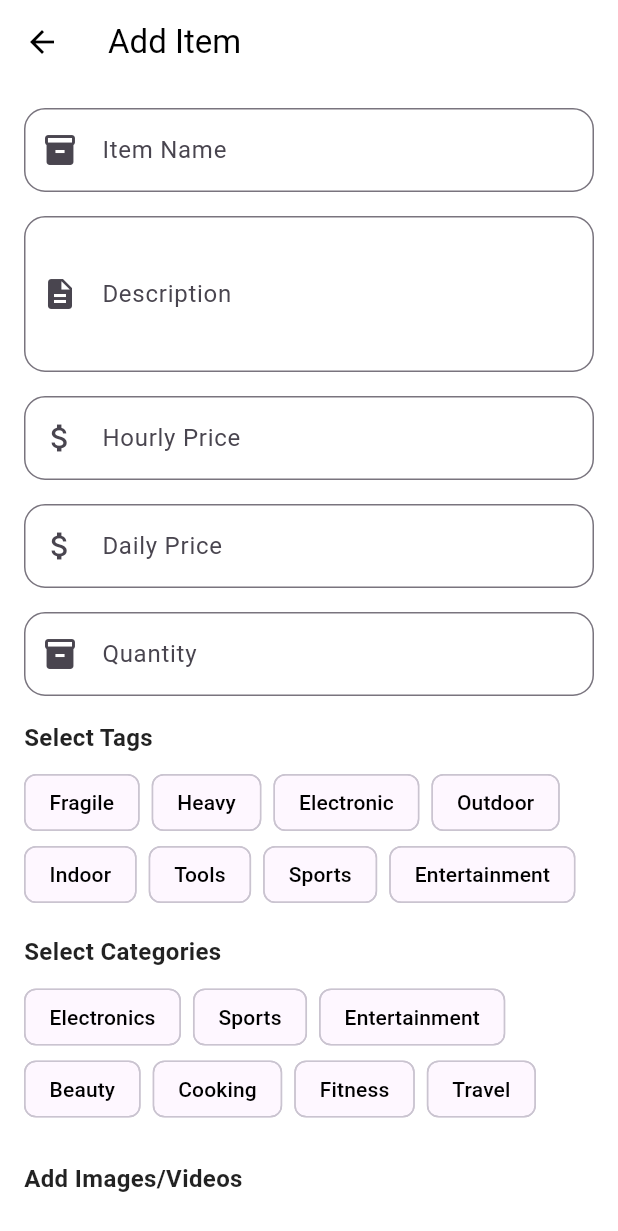
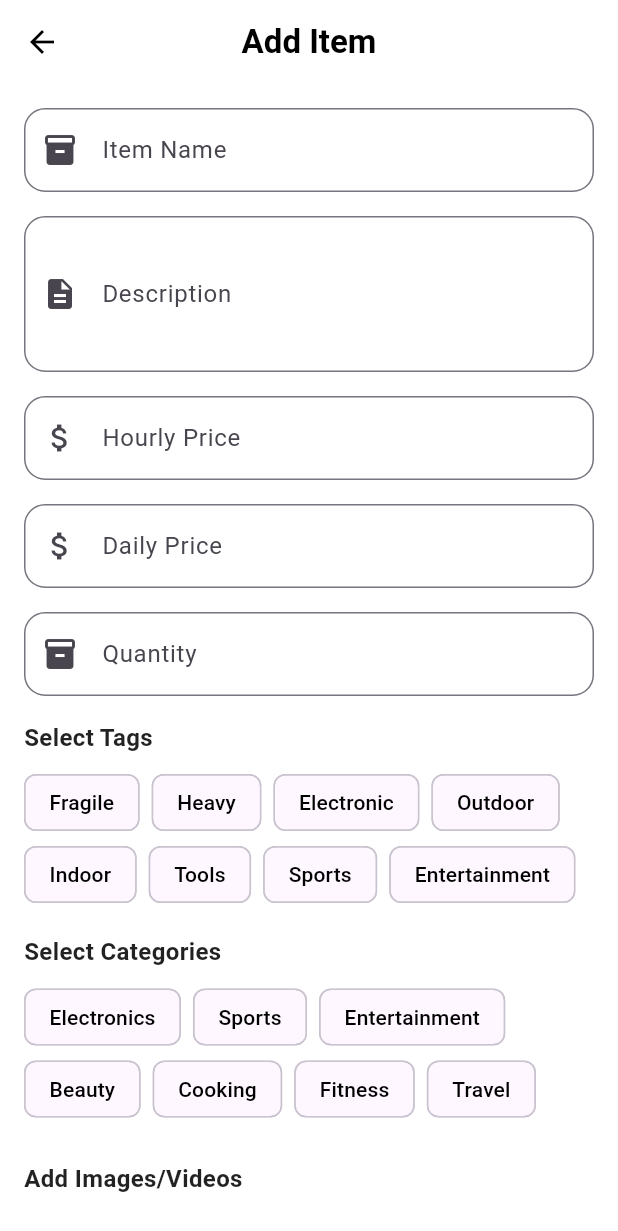
Before and after one commit to Sagar2006/Local-Rental-Flutter-, a Flutter app: the AddItemPage screen opened by its route, on a phone screen of 412 x 824 dp. Shown: the top 1231 px of the screen. Run offline on Flutter 3.47's test engine with Material 3 defaults, Android fonts, the phone set to English and light mode, and no system bars; our stand-ins replace cached_network_image, firebase_auth, firebase_core, firebase_database, flutter_carousel_widget, flutter_svg and 3 more; accounts and stored records are empty.

Commit message:
Refining themes : try 2

```diff
--- a/lib/pages/add_item_page.dart
+++ b/lib/pages/add_item_page.dart
@@ -310,21 +310,27 @@ class _AddItemPageState extends State<AddItemPage> {
 
   @override
   Widget build(BuildContext context) {
-    return PopScope(
-      canPop: true,
-      onPopInvoked: (_) {
-        _resetForm();
-      },
-      child: Scaffold(
+    final theme = Theme.of(context);
+
+    return Scaffold(
       appBar: AppBar(
-          title: const Text('Add Item'),
-          backgroundColor: Colors.white,
-          foregroundColor: Colors.black,
+        title: const Text(
+          'Add Item',
+          style: TextStyle(
+            fontWeight: FontWeight.bold,
+          ),
+        ),
+        centerTitle: true, // Center the title
+        backgroundColor: theme.brightness == Brightness.dark
+            ? const Color(0xFF1E1E1E)
+            : Colors.white,
+        foregroundColor: theme.textTheme.bodyLarge?.color,
         elevation: 0,
       ),
       body: SingleChildScrollView(
         padding: const EdgeInsets.all(16.0),
         child: Column(
+          crossAxisAlignment: CrossAxisAlignment.start,
           children: [
             Form(
               key: _formKey,
@@ -440,8 +446,7 @@ class _AddItemPageState extends State<AddItemPage> {
                   // Tags Section
                   const Text(
                     'Select Tags',
-                      style:
-                          TextStyle(fontSize: 16, fontWeight: FontWeight.bold),
+                    style: TextStyle(fontSize: 16, fontWeight: FontWeight.bold),
                   ),
                   const SizedBox(height: 8),
                   Wrap(
@@ -449,7 +454,14 @@ class _AddItemPageState extends State<AddItemPage> {
                     children: _availableTags.map((tag) {
                       final isSelected = _selectedTags.contains(tag);
                       return FilterChip(
-                          label: Text(tag),
+                        label: Text(
+                          tag,
+                          style: TextStyle(
+                            color: theme.brightness == Brightness.dark
+                                ? Colors.white
+                                : Colors.black,
+                          ),
+                        ),
                         selected: isSelected,
                         onSelected: (selected) {
                           setState(() {
@@ -477,8 +489,7 @@ class _AddItemPageState extends State<AddItemPage> {
                   // Media Selection Section
                   const Text(
                     'Add Images/Videos',
-                      style:
-                          TextStyle(fontSize: 16, fontWeight: FontWeight.bold),
+                    style: TextStyle(fontSize: 16, fontWeight: FontWeight.bold),
                   ),
                   const SizedBox(height: 8),
 
@@ -536,8 +547,7 @@ class _AddItemPageState extends State<AddItemPage> {
                         ),
                       ),
                       child: _isLoading
-                            ? const CircularProgressIndicator(
-                                color: Colors.white)
+                          ? const CircularProgressIndicator(color: Colors.white)
                           : const Text(
                               'Add Item',
                               style: TextStyle(
@@ -555,7 +565,6 @@ class _AddItemPageState extends State<AddItemPage> {
                 height: MediaQuery.of(context).padding.bottom +
                     80), // 80dp for navigation bar + extra padding
           ],
-          ),
         ),
       ),
     );
@@ -689,7 +698,12 @@ class _AddItemPageState extends State<AddItemPage> {
           children: _availableCategories.map((category) {
             final isSelected = _selectedCategories.contains(category);
             return FilterChip(
-              label: Text(category),
+              label: Text(
+                category,
+                style: TextStyle(
+                  color: isSelected ? Colors.white : Colors.black,
+                ),
+              ),
               selected: isSelected,
               onSelected: (selected) {
                 setState(() {
```
Also changed, not shown: lib/pages/home.dart (+9 -7 lines). Lines whose indentation alone changed are shown as unchanged.
